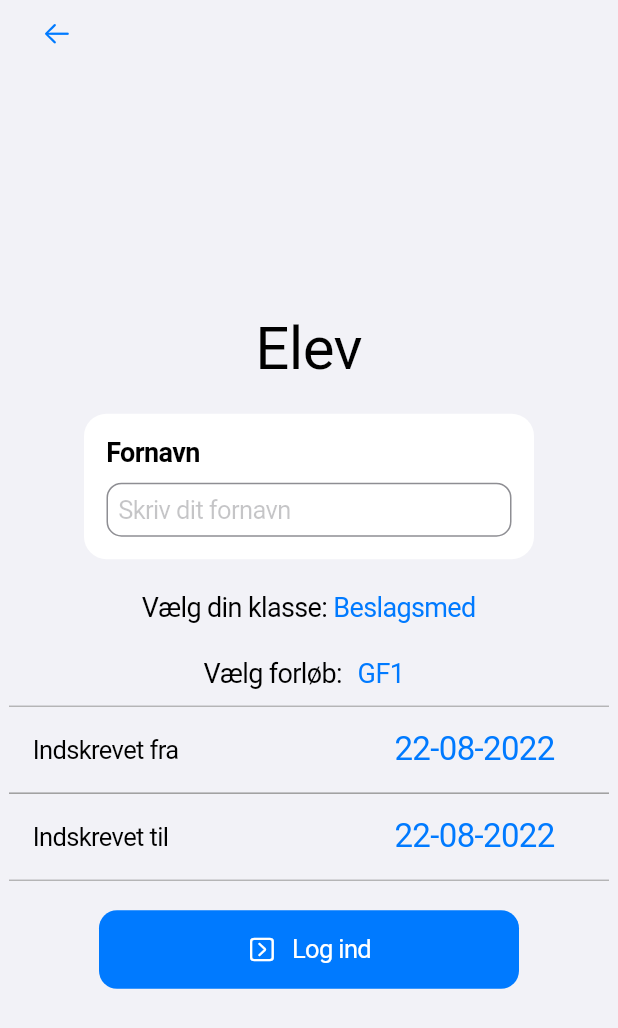
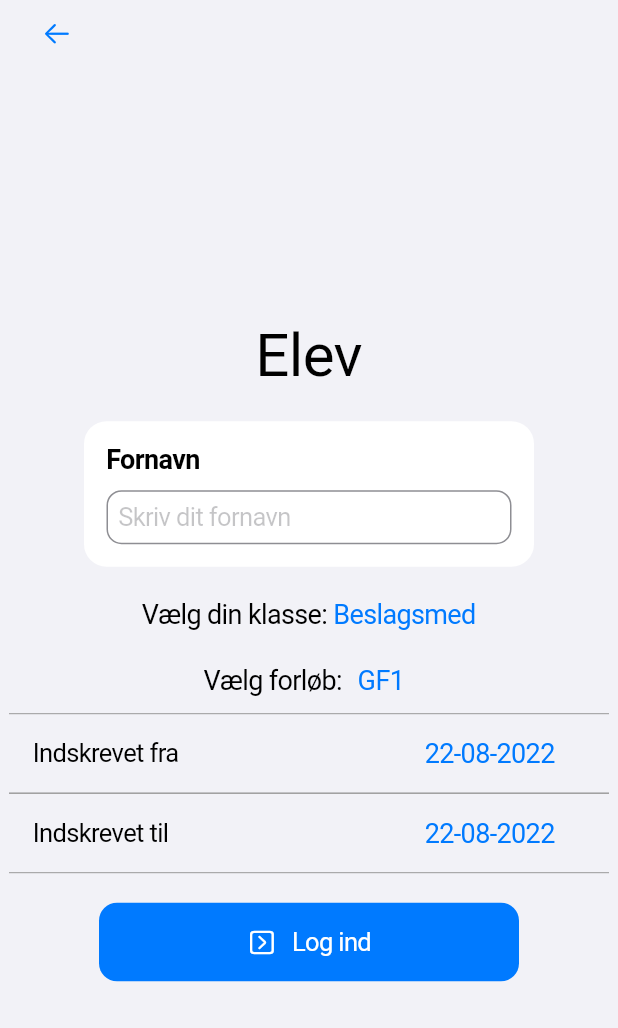
Before and after one commit to HansenbergDev/App, a Flutter app: the StudentRegistration screen opened by its route, on a phone screen of 412 x 824 dp. Shown: the top 1028 px of the screen. Run offline on Flutter 3.47's test engine with Material 2 defaults, Android fonts, the phone set to English and light mode, and no system bars; missing offline and left inert: week_of_year.

```diff
--- a/tilmeldings_system/lib/Pages/InitPage.dart
+++ b/tilmeldings_system/lib/Pages/InitPage.dart
@@ -18,11 +18,11 @@ class InitPage extends StatelessWidget {
           builder: (BuildContext futureContext, AsyncSnapshot<String> snapshot) {
             if (snapshot.hasData) {
               var split = snapshot.data!.split('|');
-              var tokenModel = context.read<TokenNotifier>();
+              var tokenNotifier = context.read<TokenNotifier>();
 
               if (split.first.compareTo('student') == 0) {
                 Future.delayed(Duration.zero, () {
-                  tokenModel.setToken(split.last.trim());
+                  tokenNotifier.setToken(split.last.trim());
                   Navigator.of(context).pushReplacementNamed('/student/login');
                 });
 
@@ -30,7 +30,7 @@ class InitPage extends StatelessWidget {
               }
               else if (split.first.compareTo('staff') == 0) {
                 Future.delayed(Duration.zero, () {
-                  tokenModel.setToken(split.last.trim());
+                  tokenNotifier.setToken(split.last.trim());
                   Navigator.of(context).pushReplacementNamed('/staff/login');
                 });
 
--- a/tilmeldings_system/lib/Utilities/HttpClient.dart
+++ b/tilmeldings_system/lib/Utilities/HttpClient.dart
@@ -1,3 +1,5 @@
+import 'dart:convert';
+
 import 'package:http/http.dart' as http;
 
 class HttpClient {
@@ -9,11 +11,11 @@ class HttpClient {
     return http.get(Uri.parse('$base$endpoint'), headers: headers);
   }
 
-  Future<http.Response> post(String endpoint, Map<String, String> headers, Object body) {
+  Future<http.Response> post(String endpoint, Map<String, String> headers, Map<String, dynamic> body) {
     return http.post(
       Uri.parse("$base$endpoint"),
       headers: headers,
-      body: body
+      body: jsonEncode(body)
     );
   }
 }
--- a/tilmeldings_system/lib/Utilities/TokenStorage.dart
+++ b/tilmeldings_system/lib/Utilities/TokenStorage.dart
@@ -17,4 +17,9 @@ class TokenStorage extends Storage{
 
     return token;
   }
+
+  Future<File> writeToken(String token) async {
+    final file = await localFile();
+    return file.writeAsString(token);
+  }
 }
--- a/tilmeldings_system/lib/Widgets/DatePicker.dart
+++ b/tilmeldings_system/lib/Widgets/DatePicker.dart
@@ -3,9 +3,10 @@
 import 'package:flutter/cupertino.dart';
 
 class DatePicker extends StatefulWidget {
-  const DatePicker({Key? key, required this.title, required this.callback}) : super(key: key);
+  const DatePicker({Key? key, required this.title, required this.fontSize, required this.callback}) : super(key: key);
 
   final String title;
+  final double fontSize;
   final Function callback;
 
   @override
@@ -62,8 +63,8 @@ class _DatePickerState extends State<DatePicker> {
             // to format the value based on user's locale settings.
             child: Text(
               '${_date.day < 10 ? "0${_date.day}" : _date.day}-${_date.month < 10 ? "0${_date.month}" : _date.month}-${_date.year}',
-              style: const TextStyle(
-                fontSize: 22.0,
+              style: TextStyle(
+                fontSize: widget.fontSize,
               ),
             ),
           ),
--- a/tilmeldings_system/lib/main.dart
+++ b/tilmeldings_system/lib/main.dart
@@ -57,7 +57,7 @@ class _HansenbergAppState extends State<HansenbergApp> {
           '/login': (BuildContext context) => const LoginPage(),
           '/student': (BuildContext context) => const StudentPage(),
           '/student/login': (BuildContext context) => StudentLoginPage(studentClient: studentClient),
-          '/student/registration': (BuildContext context) => StudentRegistration(studentClient: studentClient),
+          '/student/registration': (BuildContext context) => StudentRegistration(studentClient: studentClient, storage: TokenStorage()),
           '/staff/login': (BuildContext context) => const CupertinoPageScaffold(child: Text("Staff login")),
           '/staff': (BuildContext context) => const CupertinoPageScaffold(child: Text("Staff home")),
         });
```
Also changed, not shown: tilmeldings_system/lib/Pages/StudentRegistration.dart (+39 -3 lines), tilmeldings_system/lib/Utilities/StudentClient.dart (+9 -8 lines).
